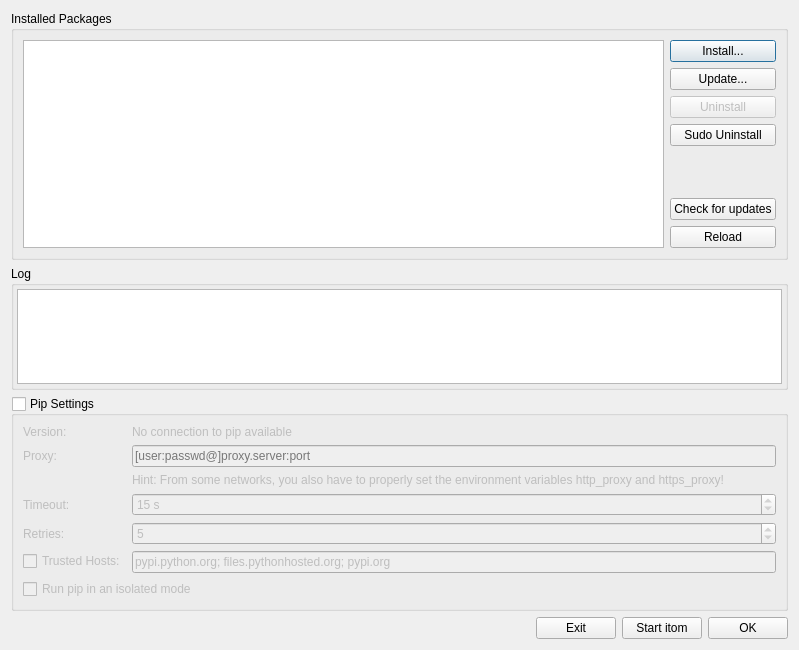
Qt form Qitom/ui/dialogPipManager.ui (itom-project/itom) before a commit.
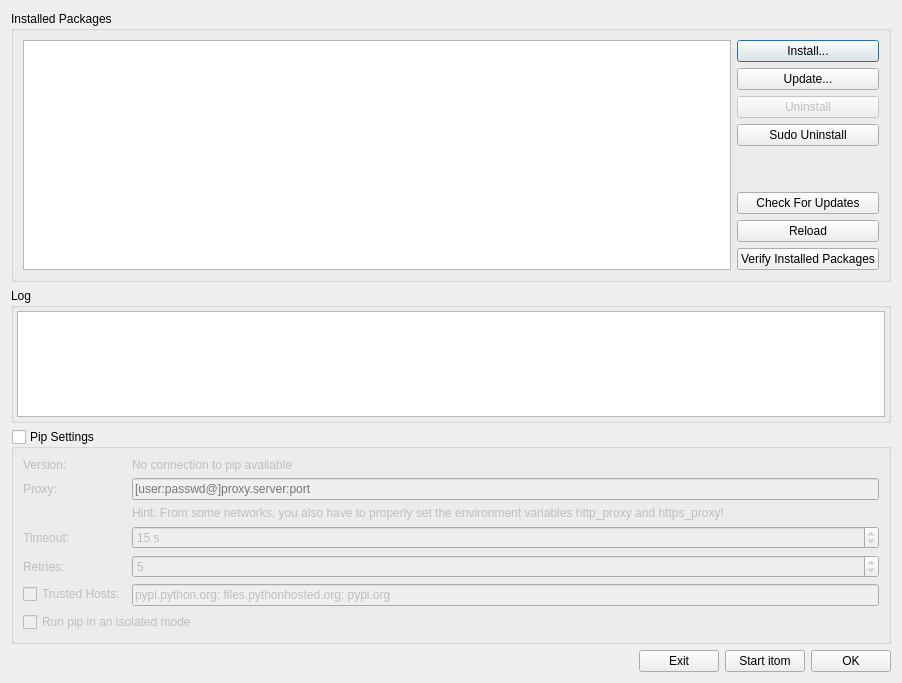
The same form after that commit. Custom widgets are drawn as their Qt base class.

Commit message: dependency check added to pipManager; update button is always enabled, independent if an update is pretended to be available or not

The edit to the form file:
```diff
--- a/Qitom/ui/dialogPipManager.ui
+++ b/Qitom/ui/dialogPipManager.ui
@@ -6,8 +6,8 @@
    <rect>
     <x>0</x>
     <y>0</y>
-    <width>799</width>
-    <height>650</height>
+    <width>902</width>
+    <height>683</height>
    </rect>
   </property>
   <property name="windowTitle">
@@ -72,7 +72,7 @@
         <item>
          <widget class="QPushButton" name="btnCheckForUpdates">
           <property name="text">
-           <string>Check for updates</string>
+           <string>Check For Updates</string>
           </property>
          </widget>
         </item>
@@ -83,6 +83,16 @@
           </property>
          </widget>
         </item>
+        <item>
+         <widget class="QPushButton" name="btnVerifyInstalledPackages">
+          <property name="toolTip">
+           <string>Verify installed packages have compatible dependencies.</string>
+          </property>
+          <property name="text">
+           <string>Verify Installed Packages</string>
+          </property>
+         </widget>
+        </item>
        </layout>
       </item>
      </layout>
@@ -115,7 +125,7 @@
          <string>&lt;!DOCTYPE HTML PUBLIC &quot;-//W3C//DTD HTML 4.0//EN&quot; &quot;http://www.w3.org/TR/REC-html40/strict.dtd&quot;&gt;
 &lt;html&gt;&lt;head&gt;&lt;meta name=&quot;qrichtext&quot; content=&quot;1&quot; /&gt;&lt;style type=&quot;text/css&quot;&gt;
 p, li { white-space: pre-wrap; }
-&lt;/style&gt;&lt;/head&gt;&lt;body style=&quot; font-family:'MS Shell Dlg 2'; font-size:8.25pt; font-weight:400; font-style:normal;&quot;&gt;
+&lt;/style&gt;&lt;/head&gt;&lt;body style=&quot; font-family:'MS Shell Dlg 2'; font-size:6.6pt; font-weight:400; font-style:normal;&quot;&gt;
 &lt;p style=&quot;-qt-paragraph-type:empty; margin-top:0px; margin-bottom:0px; margin-left:0px; margin-right:0px; -qt-block-indent:0; text-indent:0px; font-size:8pt;&quot;&gt;&lt;br /&gt;&lt;/p&gt;&lt;/body&gt;&lt;/html&gt;</string>
         </property>
        </widget>
```
The commit also changes 4 other files.
